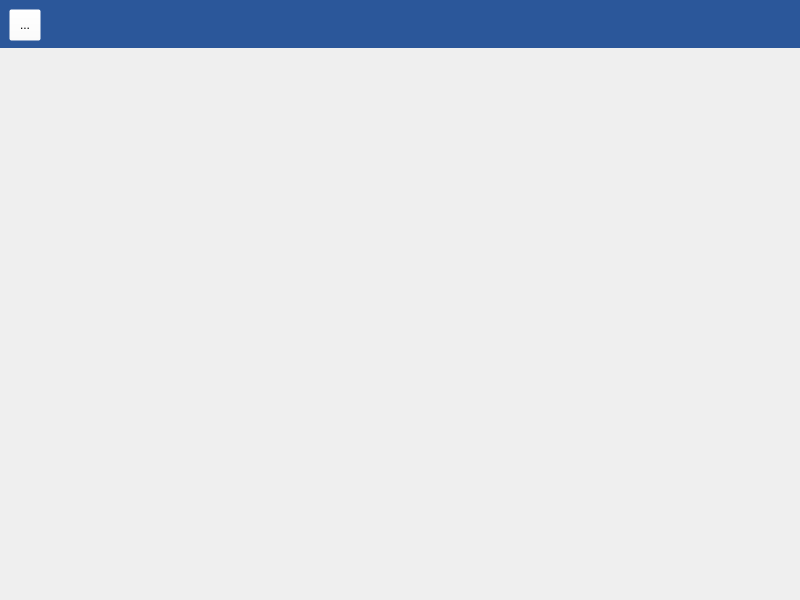
fengersoft/myreflection, file src/mainwindow.ui: the form before one commit.
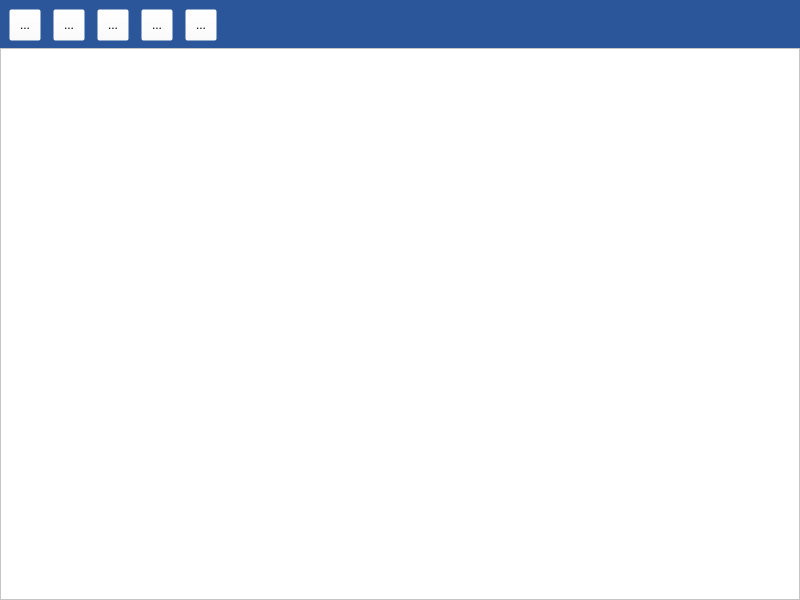
The form after the commit. Icons and pictures are not drawn.

```diff
--- a/src/mainwindow.ui
+++ b/src/mainwindow.ui
@@ -57,6 +57,9 @@
 }</string>
       </property>
       <layout class="QHBoxLayout" name="horizontalLayout">
+       <property name="spacing">
+        <number>12</number>
+       </property>
        <item>
         <widget class="QToolButton" name="btnAdd">
          <property name="minimumSize">
@@ -83,6 +86,98 @@
          </property>
         </widget>
        </item>
+       <item>
+        <widget class="QToolButton" name="btnCate">
+         <property name="minimumSize">
+          <size>
+           <width>32</width>
+           <height>32</height>
+          </size>
+         </property>
+         <property name="text">
+          <string>...</string>
+         </property>
+         <property name="icon">
+          <iconset resource="../app.qrc">
+           <normaloff>:/res/cate.png</normaloff>:/res/cate.png</iconset>
+         </property>
+         <property name="iconSize">
+          <size>
+           <width>24</width>
+           <height>24</height>
+          </size>
+         </property>
+        </widget>
+       </item>
+       <item>
+        <widget class="QToolButton" name="btnSubject">
+         <property name="minimumSize">
+          <size>
+           <width>32</width>
+           <height>32</height>
+          </size>
+         </property>
+         <property name="text">
+          <string>...</string>
+         </property>
+         <property name="icon">
+          <iconset resource="../app.qrc">
+           <normaloff>:/res/subject.png</normaloff>:/res/subject.png</iconset>
+         </property>
+         <property name="iconSize">
+          <size>
+           <width>24</width>
+           <height>24</height>
+          </size>
+         </property>
+        </widget>
+       </item>
+       <item>
+        <widget class="QToolButton" name="btnHistory">
+         <property name="minimumSize">
+          <size>
+           <width>32</width>
+           <height>32</height>
+          </size>
+         </property>
+         <property name="text">
+          <string>...</string>
+         </property>
+         <property name="icon">
+          <iconset resource="../app.qrc">
+           <normaloff>:/res/history.png</normaloff>:/res/history.png</iconset>
+         </property>
+         <property name="iconSize">
+          <size>
+           <width>24</width>
+           <height>24</height>
+          </size>
+         </property>
+        </widget>
+       </item>
+       <item>
+        <widget class="QToolButton" name="toolButton">
+         <property name="minimumSize">
+          <size>
+           <width>32</width>
+           <height>32</height>
+          </size>
+         </property>
+         <property name="text">
+          <string>...</string>
+         </property>
+         <property name="icon">
+          <iconset resource="../app.qrc">
+           <normaloff>:/res/set.png</normaloff>:/res/set.png</iconset>
+         </property>
+         <property name="iconSize">
+          <size>
+           <width>24</width>
+           <height>24</height>
+          </size>
+         </property>
+        </widget>
+       </item>
        <item>
         <spacer name="horizontalSpacer">
          <property name="orientation">
@@ -90,7 +185,7 @@
          </property>
          <property name="sizeHint" stdset="0">
           <size>
-           <width>741</width>
+           <width>691</width>
            <height>20</height>
           </size>
          </property>
@@ -100,9 +195,75 @@
      </widget>
     </item>
     <item>
-     <widget class="QStackedWidget" name="stackedWidget">
-      <widget class="QWidget" name="page"/>
-      <widget class="QWidget" name="page_2"/>
+     <widget class="QStackedWidget" name="wgtPages">
+      <property name="styleSheet">
+       <string notr="true">#wgtPages
+{
+  
+	background-color: rgb(255, 255, 255);
+}</string>
+      </property>
+      <property name="currentIndex">
+       <number>0</number>
+      </property>
+      <widget class="QWidget" name="pageCate">
+       <property name="styleSheet">
+        <string notr="true"/>
+       </property>
+       <layout class="QVBoxLayout" name="verticalLayout_2">
+        <property name="spacing">
+         <number>0</number>
+        </property>
+        <property name="leftMargin">
+         <number>0</number>
+        </property>
+        <property name="topMargin">
+         <number>0</number>
+        </property>
+        <property name="rightMargin">
+         <number>0</number>
+        </property>
+        <property name="bottomMargin">
+         <number>0</number>
+        </property>
+        <item>
+         <widget class="QListWidget" name="lvCate">
+          <property name="styleSheet">
+           <string notr="true">#lvCate
+{
+   padding-left:6px;
+   
+	background-color: rgb(255, 255, 255);
+}
+
+</string>
+          </property>
+         </widget>
+        </item>
+       </layout>
+      </widget>
+      <widget class="QWidget" name="pageSubject">
+       <layout class="QVBoxLayout" name="verticalLayout_3">
+        <property name="spacing">
+         <number>0</number>
+        </property>
+        <property name="leftMargin">
+         <number>0</number>
+        </property>
+        <property name="topMargin">
+         <number>0</number>
+        </property>
+        <property name="rightMargin">
+         <number>0</number>
+        </property>
+        <property name="bottomMargin">
+         <number>0</number>
+        </property>
+        <item>
+         <widget class="QListWidget" name="lvSubject"/>
+        </item>
+       </layout>
+      </widget>
      </widget>
     </item>
    </layout>
```
